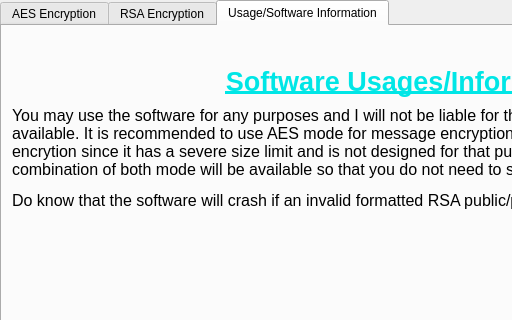
zhiyan114/SecureMessage, file mainwindow.ui: the form before one commit; both pictures show x 0 to 512 and y 0 to 320 of the 829 by 623 pixel window.
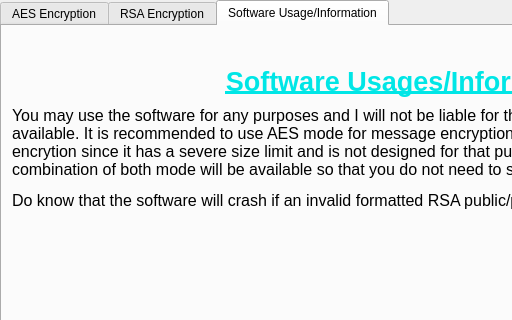
The form after the commit.

Commit message: Small grammar error

```diff
--- a/mainwindow.ui
+++ b/mainwindow.ui
@@ -447,7 +447,7 @@
     </widget>
     <widget class="QWidget" name="UsageSection">
      <attribute name="title">
-      <string>Usage/Software Information</string>
+      <string>Software Usage/Information</string>
      </attribute>
      <widget class="QLabel" name="label">
       <property name="geometry">
```
